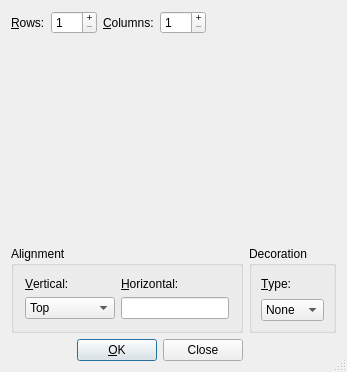
First picture: the form in src/frontends/qt4/ui/MathMatrixUi.ui, repository cburschka/lyx, before the edit.
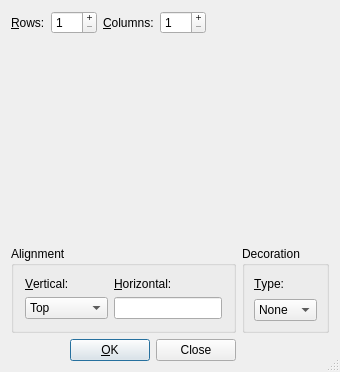
Second picture: the form after the edit. Custom widgets are drawn as their Qt base class.

Commit message: MathMatrixUi.ui: proper naming

The edit to the form file:
```diff
--- a/src/frontends/qt4/ui/MathMatrixUi.ui
+++ b/src/frontends/qt4/ui/MathMatrixUi.ui
@@ -5,7 +5,7 @@
    <rect>
     <x>0</x>
     <y>0</y>
-    <width>347</width>
+    <width>340</width>
     <height>372</height>
    </rect>
   </property>
@@ -15,7 +15,7 @@
   <property name="sizeGripEnabled">
    <bool>true</bool>
   </property>
-  <layout class="QGridLayout" name="gridLayout_2">
+  <layout class="QGridLayout" name="gridLayout">
    <item row="0" column="0" colspan="2">
     <layout class="QHBoxLayout">
      <property name="spacing">
@@ -150,7 +150,7 @@
      <property name="title">
       <string>Alignment</string>
      </property>
-     <layout class="QGridLayout">
+     <layout class="QGridLayout" name="grid_1">
       <property name="margin">
        <number>11</number>
       </property>
@@ -219,11 +219,11 @@
     </widget>
    </item>
    <item row="3" column="2">
-    <widget class="QGroupBox" name="alignmentGB_2">
+    <widget class="QGroupBox" name="decorationtGB">
      <property name="title">
       <string>Decoration</string>
      </property>
-     <layout class="QGridLayout" name="gridLayout">
+     <layout class="QGridLayout" name="grid_2">
       <item row="0" column="0">
        <widget class="QLabel" name="typeLA">
         <property name="text">
```
